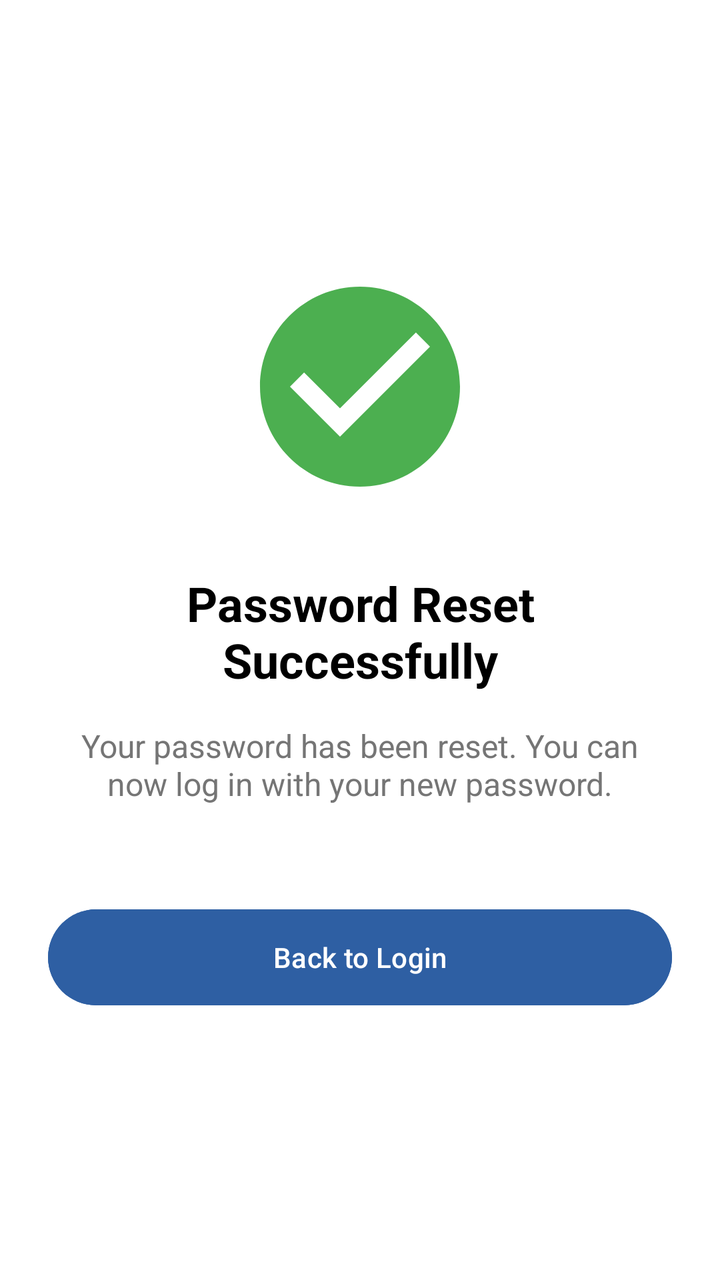
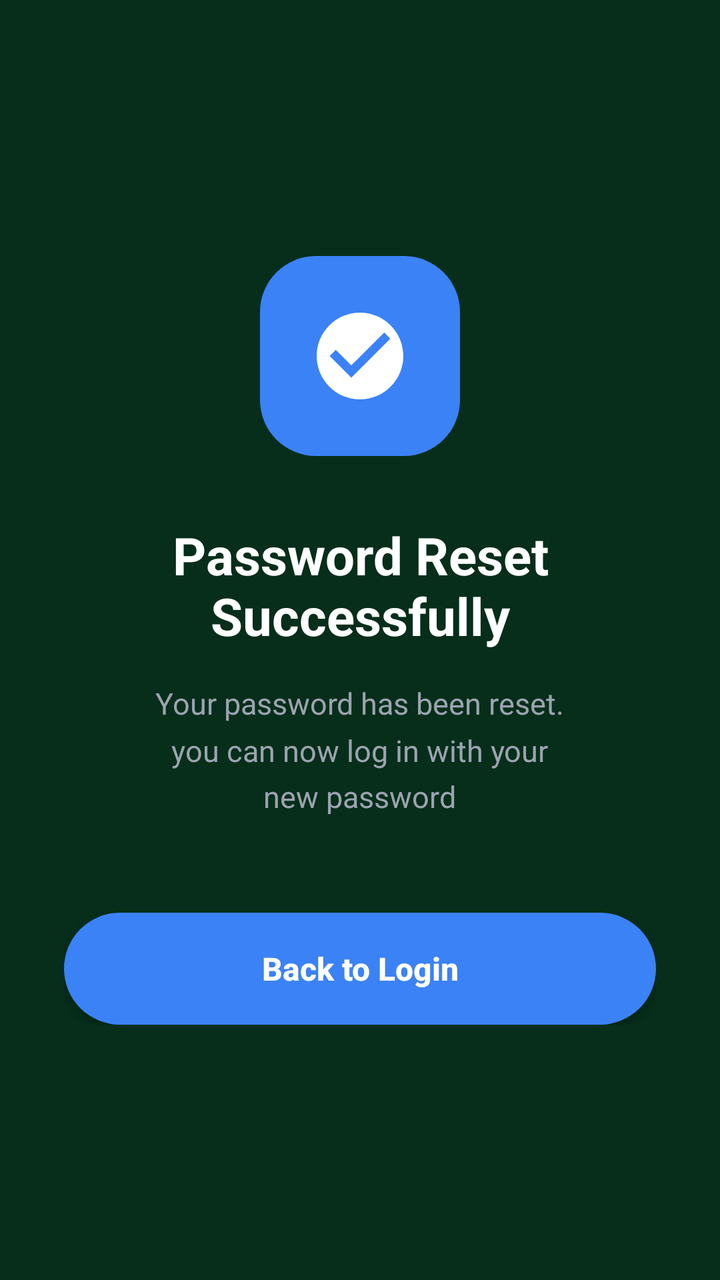

Two renders of the same Android screen: before a commit and after it. Below are the layout's source before the change and the commit's diff.
<!-- AndroidManifest.xml: application theme Theme.AssistAi -->
<!-- res/layout/activity_password_reset_success.xml -->
<?xml version="1.0" encoding="utf-8"?>
<LinearLayout xmlns:android="http://schemas.android.com/apk/res/android"
    android:layout_width="match_parent"
    android:layout_height="match_parent"
    android:orientation="vertical"
    android:gravity="center"
    android:padding="24dp"
    android:background="@color/white">

    <ImageView
        android:layout_width="120dp"
        android:layout_height="120dp"
        android:src="@drawable/ic_check_circle"
        app:tint="@color/status_badge_active"
        xmlns:app="http://schemas.android.com/apk/res-auto" />

    <TextView
        android:layout_width="wrap_content"
        android:layout_height="wrap_content"
        android:text="Password Reset Successfully"
        android:textSize="24sp"
        android:textStyle="bold"
        android:textColor="@color/black"
        android:gravity="center"
        android:layout_marginTop="32dp" />

    <TextView
        android:layout_width="wrap_content"
        android:layout_height="wrap_content"
        android:text="Your password has been reset. You can now log in with your new password."
        android:textSize="16sp"
        android:textColor="@color/text_gray"
        android:gravity="center"
        android:layout_marginTop="16dp" />

    <Button
        android:id="@+id/btnBackToLogin"
        android:layout_width="match_parent"
        android:layout_height="56dp"
        android:layout_marginTop="48dp"
        android:text="Back to Login"
        android:backgroundTint="@color/colorPrimary"
        android:textColor="@color/white" />

</LinearLayout>
<!-- resources referenced by this layout -->
<resources>
  <color name="black">#FF000000</color>
  <color name="colorPrimary">#2E5FA3</color>
  <color name="status_badge_active">#4CAF50</color>
  <color name="text_gray">#757575</color>
  <color name="white">#FFFFFFFF</color>
  <!-- drawable ic_check_circle (drawable) -->
  <vector xmlns:android="http://schemas.android.com/apk/res/android"
      android:width="24dp"
      android:height="24dp"
      android:viewportWidth="24"
      android:viewportHeight="24">
    <path
        android:fillColor="#FF000000"
        android:pathData="M12,2C6.48,2 2,6.48 2,12s4.48,10 10,10 10,-4.48 10,-10S17.52,2 12,2zM10,17l-5,-5 1.41,-1.41L10,14.17l7.59,-7.59L19,8l-9,9z"/>
  </vector>
  <style name="Theme.AssistAi" parent="Base.Theme.AssistAi" />
  <style name="Base.Theme.AssistAi" parent="Theme.Material3.DayNight.NoActionBar">
          
          
      </style>
</resources>

<!-- the commit's change to res/layout/activity_password_reset_success.xml (unified diff, before → after) -->
@@ -1,45 +1,70 @@
 <?xml version="1.0" encoding="utf-8"?>
-<LinearLayout xmlns:android="http://schemas.android.com/apk/res/android"
+<androidx.constraintlayout.widget.ConstraintLayout
+    xmlns:android="http://schemas.android.com/apk/res/android"
+    xmlns:app="http://schemas.android.com/apk/res-auto"
+    xmlns:tools="http://schemas.android.com/tools"
     android:layout_width="match_parent"
     android:layout_height="match_parent"
-    android:orientation="vertical"
-    android:gravity="center"
-    android:padding="24dp"
-    android:background="@color/white">
+    android:background="#062E1A"
+    tools:context=".PasswordResetSuccessActivity">
 
-    <ImageView
-        android:layout_width="120dp"
-        android:layout_height="120dp"
-        android:src="@drawable/ic_check_circle"
-        app:tint="@color/status_badge_active"
-        xmlns:app="http://schemas.android.com/apk/res-auto" />
+    
+    <LinearLayout
+        android:layout_width="0dp"
+        android:layout_height="wrap_content"
+        android:orientation="vertical"
+        android:gravity="center"
+        android:layout_marginHorizontal="32dp"
+        app:layout_constraintTop_toTopOf="parent"
+        app:layout_constraintBottom_toBottomOf="parent"
+        app:layout_constraintStart_toStartOf="parent"
+        app:layout_constraintEnd_toEndOf="parent">
 
-    <TextView
-        android:layout_width="wrap_content"
-        android:layout_height="wrap_content"
-        android:text="Password Reset Successfully"
-        android:textSize="24sp"
-        android:textStyle="bold"
-        android:textColor="@color/black"
-        android:gravity="center"
-        android:layout_marginTop="32dp" />
+        
+        <ImageView
+            android:layout_width="100dp"
+            android:layout_height="100dp"
+            android:background="@drawable/bg_blue_button"
+            android:padding="24dp"
+            android:src="@drawable/ic_check_circle"
+            app:tint="#FFFFFF"
+            android:contentDescription="Success" />
 
-    <TextView
-        android:layout_width="wrap_content"
-        android:layout_height="wrap_content"
-        android:text="Your password has been reset. You can now log in with your new password."
-        android:textSize="16sp"
-        android:textColor="@color/text_gray"
-        android:gravity="center"
-        android:layout_marginTop="16dp" />
+        
+        <TextView
+            android:layout_width="wrap_content"
+            android:layout_height="wrap_content"
+            android:layout_marginTop="32dp"
+            android:text="Password Reset\nSuccessfully"
+            android:textAlignment="center"
+            android:textColor="#FFFFFF"
+            android:textSize="26sp"
+            android:textStyle="bold" />
 
-    <Button
-        android:id="@+id/btnBackToLogin"
-        android:layout_width="match_parent"
-        android:layout_height="56dp"
-        android:layout_marginTop="48dp"
-        android:text="Back to Login"
-        android:backgroundTint="@color/colorPrimary"
-        android:textColor="@color/white" />
+        
+        <TextView
+            android:layout_width="wrap_content"
+            android:layout_height="wrap_content"
+            android:layout_marginTop="16dp"
+            android:text="Your password has been reset.\nyou can now log in with your\nnew password"
+            android:textAlignment="center"
+            android:textColor="#9CA3AF"
+            android:textSize="15sp"
+            android:lineSpacingMultiplier="1.3" />
 
-</LinearLayout>
+        
+        <androidx.appcompat.widget.AppCompatButton
+            android:id="@+id/btnBackToLogin"
+            android:layout_width="match_parent"
+            android:layout_height="56dp"
+            android:layout_marginTop="48dp"
+            android:background="@drawable/bg_blue_button"
+            android:text="Back to Login"
+            android:textAllCaps="false"
+            android:textColor="#FFFFFF"
+            android:textSize="16sp"
+            android:textStyle="bold" />
+
+    </LinearLayout>
+
+</androidx.constraintlayout.widget.ConstraintLayout>
<!-- resource entries referenced after the edit -->
@@ -1,10 +1,12 @@
 <!-- resources referenced by this layout -->
 <resources>
-  <color name="black">#FF000000</color>
-  <color name="colorPrimary">#2E5FA3</color>
-  <color name="status_badge_active">#4CAF50</color>
-  <color name="text_gray">#757575</color>
-  <color name="white">#FFFFFFFF</color>
+  <!-- drawable bg_blue_button (drawable) -->
+  <?xml version="1.0" encoding="utf-8"?>
+  <shape xmlns:android="http://schemas.android.com/apk/res/android"
+      android:shape="rectangle">
+      <solid android:color="#3B82F6" />
+      <corners android:radius="28dp" />
+  </shape>
   <!-- drawable ic_check_circle (drawable) -->
   <vector xmlns:android="http://schemas.android.com/apk/res/android"
       android:width="24dp"
